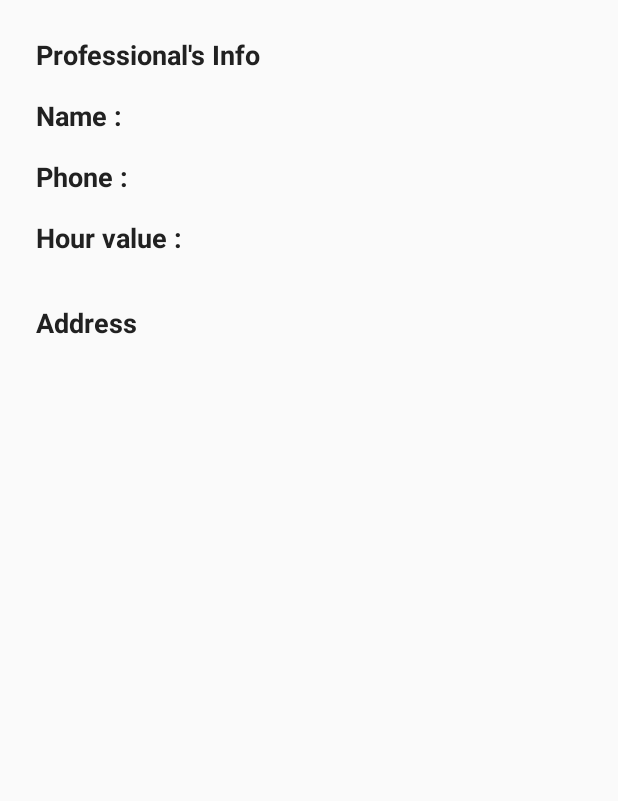
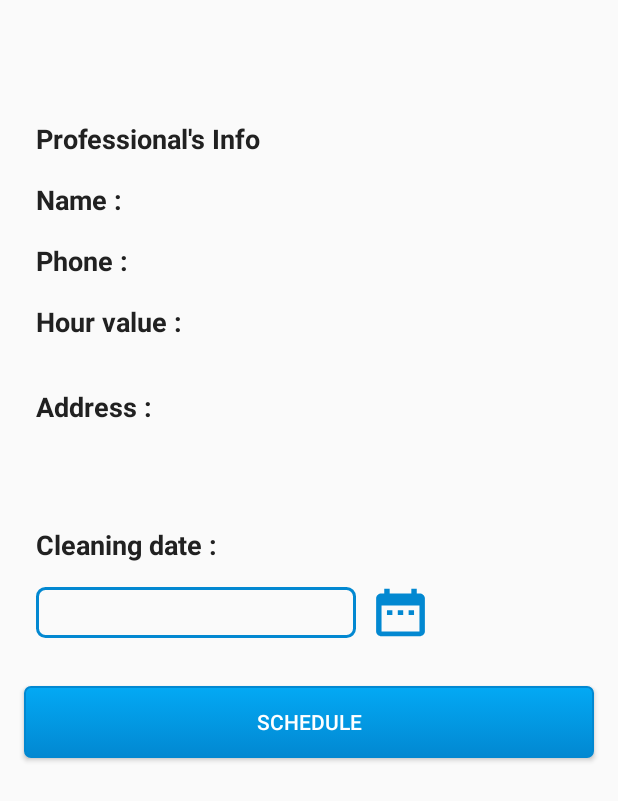
Before and after one commit to jjaviles2010/Clean, an Android app: the CleanerDetailActivity screen opened directly, with no data from a screen before it, on a phone screen of 412 x 824 dp. Shown: the top 801 px of the screen. Run offline under Robolectric (Android 15) with nearby library versions, the light colour scheme and no system bars.

Commit message:
Incluindo campos na tela de Detalhes da Diarista.

```diff
--- a/app/src/main/java/com/fiap18Mob/clean/view/main/MainActivity.kt
+++ b/app/src/main/java/com/fiap18Mob/clean/view/main/MainActivity.kt
@@ -6,12 +6,19 @@ import android.os.Bundle
 import android.view.View
 import com.fiap18Mob.clean.R
 import com.fiap18Mob.clean.view.about.AboutActivity
+import com.fiap18Mob.clean.view.cleanerDetail.CleanerDetailActivity
+import kotlinx.android.synthetic.main.activity_home.*
 
 class MainActivity : AppCompatActivity() {
 
     override fun onCreate(savedInstanceState: Bundle?) {
         super.onCreate(savedInstanceState)
         setContentView(R.layout.activity_home)
+
+        btSchedules.setOnClickListener {
+            val intent = Intent(this@MainActivity, CleanerDetailActivity::class.java)
+            startActivity(intent)
+        }
     }
 
 
--- /dev/null
+++ b/app/src/main/res/drawable/ic_date_range_black_24dp.xml
@@ -0,0 +1,5 @@
+<vector android:height="24dp" android:tint="#0288D1"
+    android:viewportHeight="24.0" android:viewportWidth="24.0"
+    android:width="24dp" xmlns:android="http://schemas.android.com/apk/res/android">
+    <path android:fillColor="#FF000000" android:pathData="M9,11L7,11v2h2v-2zM13,11h-2v2h2v-2zM17,11h-2v2h2v-2zM19,4h-1L18,2h-2v2L8,4L8,2L6,2v2L5,4c-1.11,0 -1.99,0.9 -1.99,2L3,20c0,1.1 0.89,2 2,2h14c1.1,0 2,-0.9 2,-2L21,6c0,-1.1 -0.9,-2 -2,-2zM19,20L5,20L5,9h14v11z"/>
+</vector>
--- a/app/src/main/res/layout/activity_cleaner_detail.xml
+++ b/app/src/main/res/layout/activity_cleaner_detail.xml
@@ -12,7 +12,7 @@
         android:layout_width="match_parent"
         android:layout_height="wrap_content"
         android:layout_marginStart="24dp"
-        android:layout_marginTop="24dp"
+        android:layout_marginTop="80dp"
         android:layout_marginEnd="24dp"
         android:text="@string/tvProfessional_info"
         app:layout_constraintEnd_toEndOf="parent"
@@ -97,4 +97,50 @@
         tools:text="Rua Inhambu 954, AP 35B, Vila Uberabinha, São Paulo, SP"
         app:layout_constraintStart_toStartOf="@+id/tvAddress"
         app:layout_constraintTop_toBottomOf="@+id/tvAddress" />
+
+    <EditText
+        android:id="@+id/etScheduleDate"
+        android:layout_width="wrap_content"
+        android:layout_height="wrap_content"
+        style="@style/custom_edittext"
+        android:layout_marginTop="16dp"
+        android:ems="10"
+        android:inputType="date"
+        app:layout_constraintStart_toStartOf="@+id/tvServiceDate"
+        app:layout_constraintTop_toBottomOf="@+id/tvServiceDate" />
+
+    <TextView
+        android:id="@+id/tvServiceDate"
+        android:layout_width="wrap_content"
+        android:layout_height="wrap_content"
+        android:layout_marginTop="32dp"
+        android:text="@string/tvCleaningDate"
+        style="@style/custom_label_bold"
+        app:layout_constraintStart_toStartOf="@+id/tvFullAddress"
+        app:layout_constraintTop_toBottomOf="@+id/tvFullAddress" />
+
+    <Button
+        android:id="@+id/btnDatePicker"
+        style="@style/custom_button"
+        android:layout_width="43dp"
+        android:layout_height="38dp"
+        android:layout_marginStart="8dp"
+
+        android:background="@drawable/ic_date_range_black_24dp"
+        app:layout_constraintBottom_toBottomOf="@+id/etScheduleDate"
+        app:layout_constraintStart_toEndOf="@+id/etScheduleDate"
+        app:layout_constraintTop_toTopOf="@+id/etScheduleDate" />
+
+    <Button
+        android:id="@+id/btnScheduleService"
+        android:layout_width="match_parent"
+        android:layout_height="wrap_content"
+        android:layout_marginStart="16dp"
+        android:layout_marginTop="32dp"
+        android:layout_marginEnd="16dp"
+        android:text="@string/btnSchedule"
+        style="@style/custom_button"
+        app:layout_constraintEnd_toEndOf="parent"
+        app:layout_constraintStart_toStartOf="parent"
+        app:layout_constraintTop_toBottomOf="@+id/etScheduleDate" />
 </androidx.constraintlayout.widget.ConstraintLayout>
--- a/app/src/main/res/values/strings.xml
+++ b/app/src/main/res/values/strings.xml
@@ -4,7 +4,7 @@
     <string name="etFullName">full name</string>
     <string name="etCPF">CPF (e.g.: 123.456.789-10)</string>
     <string name="etPhone">phone (e.g.: (11) 12345-6789)</string>
-    <string name="tvAddress">Address</string>
+    <string name="tvAddress">Address :</string>
     <string name="etZipCodeHint">Zip code (e.g.: 01234-567)</string>
     <string name="etStreetAddressHint">street address</string>
     <string name="etNumberHint">number</string>
@@ -55,4 +55,6 @@
     <string name="tvPhoneLbl">Phone :</string>
     <string name="hour_value">Hour value :</string>
     <string name="crash_me">Crash me!</string>
+    <string name="tvCleaningDate">Cleaning date :</string>
+    <string name="btnSchedule">Schedule</string>
 </resources>
```
Also changed, not shown: 1 other file.
